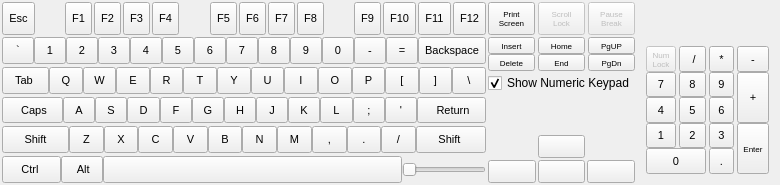
Qt form recovery/WidgetKeyboard.ui (procount/pinn) before a commit.
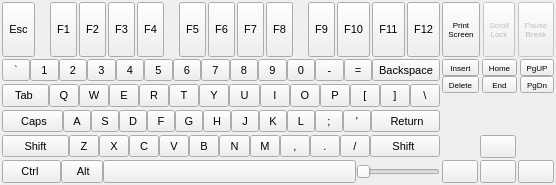
The same form after that commit. Icons and pictures are not drawn.

Commit message: Remove vk numpad

```diff
--- a/recovery/WidgetKeyboard.ui
+++ b/recovery/WidgetKeyboard.ui
@@ -6,7 +6,7 @@
    <rect>
     <x>0</x>
     <y>0</y>
-    <width>780</width>
+    <width>556</width>
     <height>185</height>
    </rect>
   </property>
@@ -30,7 +30,7 @@
     <number>2</number>
    </property>
    <item>
-    <layout class="QGridLayout" name="gridLayout_5" rowstretch="2,9" columnstretch="7,2,2">
+    <layout class="QGridLayout" name="gridLayout_5" rowstretch="2,0" columnstretch="7,0">
      <item row="0" column="0">
       <layout class="QHBoxLayout" name="horizontalLayout_9">
        <property name="spacing">
@@ -413,97 +413,6 @@
        </item>
       </layout>
      </item>
-     <item row="0" column="1">
-      <layout class="QHBoxLayout" name="horizontalLayout_10">
-       <property name="spacing">
-        <number>3</number>
-       </property>
-       <item>
-        <widget class="QToolButton" name="btnPrint">
-         <property name="enabled">
-          <bool>true</bool>
-         </property>
-         <property name="sizePolicy">
-          <sizepolicy hsizetype="Expanding" vsizetype="Expanding">
-           <horstretch>0</horstretch>
-           <verstretch>0</verstretch>
-          </sizepolicy>
-         </property>
-         <property name="font">
-          <font>
-           <pointsize>6</pointsize>
-          </font>
-         </property>
-         <property name="whatsThis">
-          <string>0x01000009</string>
-         </property>
-         <property name="text">
-          <string>Print
-Screen</string>
-         </property>
-         <property name="autoRepeat">
-          <bool>true</bool>
-         </property>
-        </widget>
-       </item>
-       <item>
-        <widget class="QToolButton" name="btnHome_2">
-         <property name="enabled">
-          <bool>false</bool>
-         </property>
-         <property name="sizePolicy">
-          <sizepolicy hsizetype="Expanding" vsizetype="Expanding">
-           <horstretch>0</horstretch>
-           <verstretch>0</verstretch>
-          </sizepolicy>
-         </property>
-         <property name="font">
-          <font>
-           <pointsize>6</pointsize>
-          </font>
-         </property>
-         <property name="whatsThis">
-          <string>0x01000026</string>
-         </property>
-         <property name="text">
-          <string>Scroll
-Lock</string>
-         </property>
-         <property name="autoRepeat">
-          <bool>true</bool>
-         </property>
-        </widget>
-       </item>
-       <item>
-        <widget class="QToolButton" name="btnPgU_2">
-         <property name="enabled">
-          <bool>false</bool>
-         </property>
-         <property name="sizePolicy">
-          <sizepolicy hsizetype="Expanding" vsizetype="Expanding">
-           <horstretch>0</horstretch>
-           <verstretch>0</verstretch>
-          </sizepolicy>
-         </property>
-         <property name="font">
-          <font>
-           <pointsize>6</pointsize>
-          </font>
-         </property>
-         <property name="whatsThis">
-          <string>0x01000008</string>
-         </property>
-         <property name="text">
-          <string>Pause
-Break</string>
-         </property>
-         <property name="autoRepeat">
-          <bool>true</bool>
-         </property>
-        </widget>
-       </item>
-      </layout>
-     </item>
      <item row="1" column="1">
       <layout class="QVBoxLayout" name="verticalLayout">
        <item>
@@ -663,16 +572,6 @@
          </item>
         </layout>
        </item>
-       <item>
-        <widget class="QCheckBox" name="checkBoxShowNumPad">
-         <property name="text">
-          <string>Show Numeric Keypad</string>
-         </property>
-         <property name="checked">
-          <bool>true</bool>
-         </property>
-        </widget>
-       </item>
        <item>
         <spacer name="verticalSpacer">
          <property name="orientation">
@@ -2221,435 +2120,96 @@
        </item>
       </layout>
      </item>
-     <item row="1" column="2">
-      <widget class="QFrame" name="frameNumPad">
-       <property name="frameShape">
-        <enum>QFrame::NoFrame</enum>
+     <item row="0" column="1">
+      <layout class="QHBoxLayout" name="horizontalLayout_10">
+       <property name="spacing">
+        <number>3</number>
        </property>
-       <property name="lineWidth">
-        <number>1</number>
-       </property>
-       <layout class="QGridLayout" name="layoutNumPad">
-        <property name="horizontalSpacing">
-         <number>3</number>
-        </property>
-        <property name="verticalSpacing">
-         <number>0</number>
-        </property>
-        <item row="0" column="1">
-         <widget class="QToolButton" name="btnDivide">
-          <property name="sizePolicy">
-           <sizepolicy hsizetype="Expanding" vsizetype="Expanding">
-            <horstretch>0</horstretch>
-            <verstretch>0</verstretch>
-           </sizepolicy>
-          </property>
-          <property name="font">
-           <font>
-            <pointsize>8</pointsize>
-           </font>
-          </property>
-          <property name="whatsThis">
-           <string>0x2f</string>
-          </property>
-          <property name="text">
-           <string>  / </string>
-          </property>
-          <property name="autoRepeat">
-           <bool>true</bool>
-          </property>
-         </widget>
-        </item>
-        <item row="0" column="2">
-         <widget class="QToolButton" name="btnMultiply">
-          <property name="sizePolicy">
-           <sizepolicy hsizetype="Expanding" vsizetype="Expanding">
-            <horstretch>0</horstretch>
-            <verstretch>0</verstretch>
-           </sizepolicy>
-          </property>
-          <property name="font">
-           <font>
-            <pointsize>8</pointsize>
-           </font>
-          </property>
-          <property name="whatsThis">
-           <string>0x2a</string>
-          </property>
-          <property name="text">
-           <string> * </string>
-          </property>
-          <property name="autoRepeat">
-           <bool>true</bool>
-          </property>
-         </widget>
-        </item>
-        <item row="0" column="3">
-         <widget class="QToolButton" name="btnSubtraction">
-          <property name="sizePolicy">
-           <sizepolicy hsizetype="Expanding" vsizetype="Expanding">
-            <horstretch>0</horstretch>
-            <verstretch>0</verstretch>
-           </sizepolicy>
-          </property>
-          <property name="font">
-           <font>
-            <pointsize>8</pointsize>
-           </font>
-          </property>
-          <property name="whatsThis">
-           <string>0x2d</string>
-          </property>
-          <property name="text">
-           <string>-</string>
-          </property>
-          <property name="autoRepeat">
-           <bool>true</bool>
-          </property>
-         </widget>
-        </item>
-        <item row="1" column="0">
-         <widget class="QToolButton" name="btnNum7">
-          <property name="sizePolicy">
-           <sizepolicy hsizetype="Expanding" vsizetype="Expanding">
-            <horstretch>0</horstretch>
-            <verstretch>0</verstretch>
-           </sizepolicy>
-          </property>
-          <property name="font">
-           <font>
-            <pointsize>8</pointsize>
-           </font>
-          </property>
-          <property name="whatsThis">
-           <string>0x37</string>
-          </property>
-          <property name="text">
-           <string>7</string>
-          </property>
-          <property name="autoRepeat">
-           <bool>true</bool>
-          </property>
-         </widget>
-        </item>
-        <item row="1" column="1">
-         <widget class="QToolButton" name="btnNum8">
-          <property name="sizePolicy">
-           <sizepolicy hsizetype="Expanding" vsizetype="Expanding">
-            <horstretch>0</horstretch>
-            <verstretch>0</verstretch>
-           </sizepolicy>
-          </property>
-          <property name="font">
-           <font>
-            <pointsize>8</pointsize>
-           </font>
-          </property>
-          <property name="whatsThis">
-           <string>0x38</string>
-          </property>
-          <property name="text">
-           <string>8</string>
-          </property>
-          <property name="autoRepeat">
-           <bool>true</bool>
-          </property>
-         </widget>
-        </item>
-        <item row="1" column="2">
-         <widget class="QToolButton" name="btnNum9">
-          <property name="sizePolicy">
-           <sizepolicy hsizetype="Expanding" vsizetype="Expanding">
-            <horstretch>0</horstretch>
-            <verstretch>0</verstretch>
-           </sizepolicy>
-          </property>
-          <property name="font">
-           <font>
-            <pointsize>8</pointsize>
-           </font>
-          </property>
-          <property name="whatsThis">
-           <string>0x39</string>
-          </property>
-          <property name="text">
-           <string>9</string>
-          </property>
-          <property name="autoRepeat">
-           <bool>true</bool>
-          </property>
-         </widget>
-        </item>
-        <item row="2" column="0">
-         <widget class="QToolButton" name="btnNum4">
-          <property name="sizePolicy">
-           <sizepolicy hsizetype="Expanding" vsizetype="Expanding">
-            <horstretch>0</horstretch>
-            <verstretch>0</verstretch>
-           </sizepolicy>
-          </property>
-          <property name="font">
-           <font>
-            <pointsize>8</pointsize>
-           </font>
-          </property>
-          <property name="whatsThis">
-           <string>0x34</string>
-          </property>
-          <property name="text">
-           <string>4</string>
-          </property>
-          <property name="autoRepeat">
-           <bool>true</bool>
-          </property>
-         </widget>
-        </item>
-        <item row="2" column="1">
-         <widget class="QToolButton" name="btnNum5">
-          <property name="sizePolicy">
-           <sizepolicy hsizetype="Expanding" vsizetype="Expanding">
-            <horstretch>0</horstretch>
-            <verstretch>0</verstretch>
-           </sizepolicy>
-          </property>
-          <property name="font">
-           <font>
-            <pointsize>8</pointsize>
-           </font>
-          </property>
-          <property name="whatsThis">
-           <string>0x35</string>
-          </property>
-          <property name="text">
-           <string>5</string>
-          </property>
-          <property name="autoRepeat">
-           <bool>true</bool>
-          </property>
-         </widget>
-        </item>
-        <item row="2" column="2">
-         <widget class="QToolButton" name="btnNum6">
-          <property name="sizePolicy">
-           <sizepolicy hsizetype="Expanding" vsizetype="Expanding">
-            <horstretch>0</horstretch>
-            <verstretch>0</verstretch>
-           </sizepolicy>
-          </property>
-          <property name="font">
-           <font>
-            <pointsize>8</pointsize>
-           </font>
-          </property>
-          <property name="whatsThis">
-           <string>0x36</string>
-          </property>
-          <property name="text">
-           <string>6</string>
-          </property>
-          <property name="autoRepeat">
-           <bool>true</bool>
-          </property>
-         </widget>
-        </item>
-        <item row="1" column="3" rowspan="2">
-         <widget class="QToolButton" name="btnSum">
-          <property name="sizePolicy">
-           <sizepolicy hsizetype="Expanding" vsizetype="Expanding">
-            <horstretch>0</horstretch>
-            <verstretch>0</verstretch>
-           </sizepolicy>
-          </property>
-          <property name="font">
-           <font>
-            <pointsize>8</pointsize>
-           </font>
-          </property>
-          <property name="whatsThis">
-           <string>0x2b</string>
-          </property>
-          <property name="text">
-           <string>+</string>
-          </property>
-          <property name="autoRepeat">
-           <bool>true</bool>
-          </property>
-         </widget>
-        </item>
-        <item row="3" column="0">
-         <widget class="QToolButton" name="btnNum1">
-          <property name="sizePolicy">
-           <sizepolicy hsizetype="Expanding" vsizetype="Expanding">
-            <horstretch>0</horstretch>
-            <verstretch>0</verstretch>
-           </sizepolicy>
-          </property>
-          <property name="font">
-           <font>
-            <pointsize>8</pointsize>
-           </font>
-          </property>
-          <property name="whatsThis">
-           <string>0x31</string>
-          </property>
-          <property name="text">
-           <string>1</string>
-          </property>
-          <property name="autoRepeat">
-           <bool>true</bool>
-          </property>
-         </widget>
-        </item>
-        <item row="3" column="1">
-         <widget class="QToolButton" name="btnNum2">
-          <property name="sizePolicy">
-           <sizepolicy hsizetype="Expanding" vsizetype="Expanding">
-            <horstretch>0</horstretch>
-            <verstretch>0</verstretch>
-           </sizepolicy>
-          </property>
-          <property name="font">
-           <font>
-            <pointsize>8</pointsize>
-           </font>
-          </property>
-          <property name="whatsThis">
-           <string>0x32</string>
-          </property>
-          <property name="text">
-           <string>2</string>
-          </property>
-          <property name="autoRepeat">
-           <bool>true</bool>
-          </property>
-         </widget>
-        </item>
-        <item row="3" column="2">
-         <widget class="QToolButton" name="btnNum3">
-          <property name="sizePolicy">
-           <sizepolicy hsizetype="Expanding" vsizetype="Expanding">
-            <horstretch>0</horstretch>
-            <verstretch>0</verstretch>
-           </sizepolicy>
-          </property>
-          <property name="font">
-           <font>
-            <pointsize>8</pointsize>
-           </font>
-          </property>
-          <property name="whatsThis">
-           <string>0x33</string>
-          </property>
-          <property name="text">
-           <string>3</string>
-          </property>
-          <property name="autoRepeat">
-           <bool>true</bool>
-          </property>
-         </widget>
-        </item>
-        <item row="4" column="0" colspan="2">
-         <widget class="QToolButton" name="btnNum0">
-          <property name="sizePolicy">
-           <sizepolicy hsizetype="Expanding" vsizetype="Expanding">
-            <horstretch>0</horstretch>
-            <verstretch>0</verstretch>
-           </sizepolicy>
-          </property>
-          <property name="font">
-           <font>
-            <pointsize>8</pointsize>
-           </font>
-          </property>
-          <property name="whatsThis">
-           <string>0x30</string>
-          </property>
-          <property name="text">
-           <string>0</string>
-          </property>
-          <property name="autoRepeat">
-           <bool>true</bool>
-          </property>
-         </widget>
-        </item>
-        <item row="4" column="2">
-         <widget class="QToolButton" name="btnNumDot">
-          <property name="sizePolicy">
-           <sizepolicy hsizetype="Expanding" vsizetype="Expanding">
-            <horstretch>0</horstretch>
-            <verstretch>0</verstretch>
-           </sizepolicy>
-          </property>
-          <property name="font">
-           <font>
-            <pointsize>8</pointsize>
-           </font>
-          </property>
-          <property name="whatsThis">
-           <string>0x2e</string>
-          </property>
-          <property name="text">
-           <string>.</string>
-          </property>
-          <property name="autoRepeat">
-           <bool>true</bool>
-          </property>
-         </widget>
-        </item>
-        <item row="3" column="3" rowspan="2">
-         <widget class="QToolButton" name="btnEnter">
-          <property name="sizePolicy">
-           <sizepolicy hsizetype="Expanding" vsizetype="Expanding">
-            <horstretch>0</horstretch>
-            <verstretch>0</verstretch>
-           </sizepolicy>
-          </property>
-          <property name="font">
-           <font>
-            <pointsize>6</pointsize>
-           </font>
-          </property>
-          <property name="whatsThis">
-           <string>0x01000005</string>
-          </property>
-          <property name="text">
-           <string>Enter</string>
-          </property>
-          <property name="autoRepeat">
-           <bool>true</bool>
-          </property>
-         </widget>
-        </item>
-        <item row="0" column="0">
-         <widget class="QToolButton" name="btnNumLock">
-          <property name="enabled">
-           <bool>false</bool>
-          </property>
-          <property name="sizePolicy">
-           <sizepolicy hsizetype="Expanding" vsizetype="Expanding">
-            <horstretch>0</horstretch>
-            <verstretch>0</verstretch>
-           </sizepolicy>
-          </property>
-          <property name="font">
-           <font>
-            <pointsize>6</pointsize>
-           </font>
-          </property>
-          <property name="whatsThis">
-           <string>0x01000025</string>
-          </property>
-          <property name="text">
-           <string>Num
+       <item>
+        <widget class="QToolButton" name="btnPrint">
+         <property name="enabled">
+          <bool>true</bool>
+         </property>
+         <property name="sizePolicy">
+          <sizepolicy hsizetype="Expanding" vsizetype="Expanding">
+           <horstretch>0</horstretch>
+           <verstretch>0</verstretch>
+          </sizepolicy>
+         </property>
+         <property name="font">
+          <font>
+           <pointsize>6</pointsize>
+          </font>
+         </property>
+         <property name="whatsThis">
+          <string>0x01000009</string>
+         </property>
+         <property name="text">
+          <string>Print
+Screen</string>
+         </property>
+         <property name="autoRepeat">
+          <bool>true</bool>
+         </property>
+        </widget>
+       </item>
+       <item>
+        <widget class="QToolButton" name="btnHome_2">
+         <property name="enabled">
+          <bool>false</bool>
+         </property>
+         <property name="sizePolicy">
+          <sizepolicy hsizetype="Expanding" vsizetype="Expanding">
+           <horstretch>0</horstretch>
+           <verstretch>0</verstretch>
+          </sizepolicy>
+         </property>
+         <property name="font">
+          <font>
+           <pointsize>6</pointsize>
+          </font>
+         </property>
+         <property name="whatsThis">
+          <string>0x01000026</string>
+         </property>
+         <property name="text">
+          <string>Scroll
 Lock</string>
-          </property>
-          <property name="autoRepeat">
-           <bool>true</bool>
-          </property>
-         </widget>
-        </item>
-       </layout>
-      </widget>
+         </property>
+         <property name="autoRepeat">
+          <bool>true</bool>
+         </property>
+        </widget>
+       </item>
+       <item>
+        <widget class="QToolButton" name="btnPgU_2">
+         <property name="enabled">
+          <bool>false</bool>
+         </property>
+         <property name="sizePolicy">
+          <sizepolicy hsizetype="Expanding" vsizetype="Expanding">
+           <horstretch>0</horstretch>
+           <verstretch>0</verstretch>
+          </sizepolicy>
+         </property>
+         <property name="font">
+          <font>
+           <pointsize>6</pointsize>
+          </font>
+         </property>
+         <property name="whatsThis">
+          <string>0x01000008</string>
+         </property>
+         <property name="text">
+          <string>Pause
+Break</string>
+         </property>
+         <property name="autoRepeat">
+          <bool>true</bool>
+         </property>
+        </widget>
+       </item>
+      </layout>
      </item>
     </layout>
    </item>
```
The commit also changes 2 other files.
